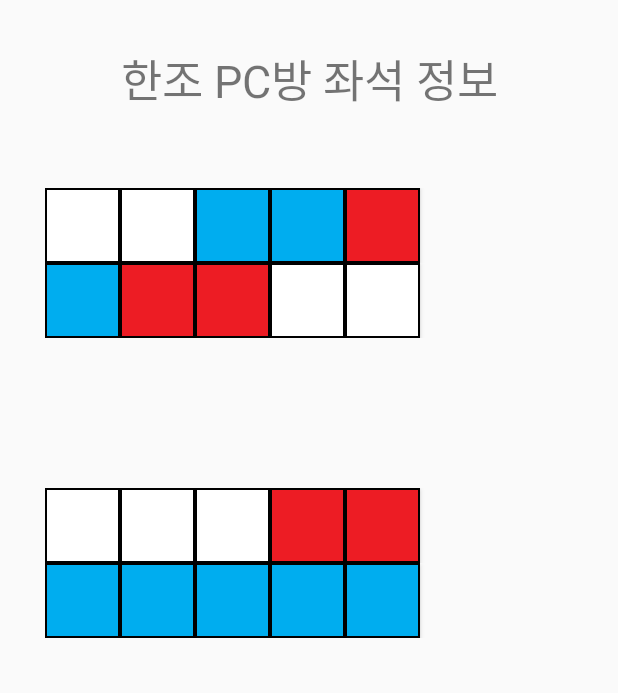
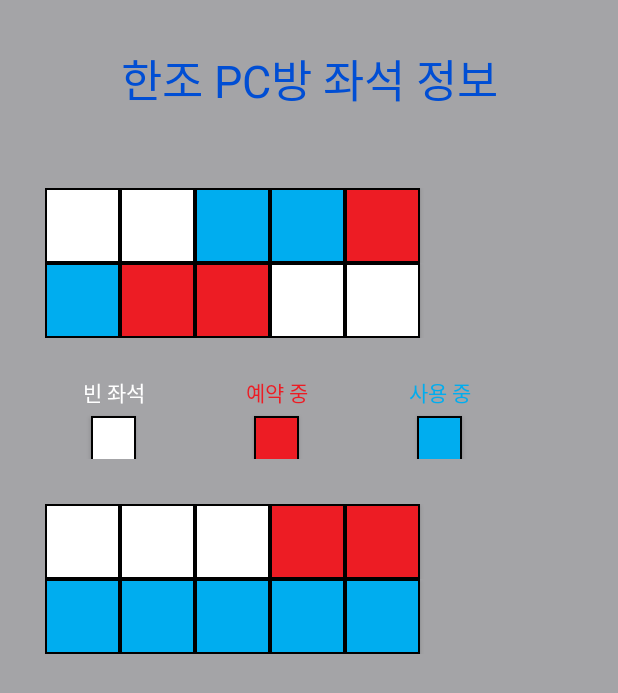
Before and after one commit to cis8448/RealProject, an Android app: the SeatData screen opened directly, with no data from a screen before it, on a phone screen of 412 x 824 dp. Shown: the top 693 px of the screen. Run offline under Robolectric (Android 15) with nearby library versions, the phone set to English and light mode, and no system bars.

Commit message:
no message

```diff
--- a/PCproject/app/src/main/AndroidManifest.xml
+++ b/PCproject/app/src/main/AndroidManifest.xml
@@ -9,8 +9,9 @@
         android:roundIcon="@mipmap/ic_launcher_round"
         android:supportsRtl="true"
         android:theme="@style/AppTheme">
-        <activity android:name=".ProductList"></activity>
-        <activity android:name=".Test1"></activity>
+        <activity android:name=".ProductOrder"></activity>
+        <activity android:name=".ProductList" />
+        <activity android:name=".Test1" />
         <activity android:name=".SeatData" />
         <activity android:name=".MainActivity">
             <intent-filter>
--- a/PCproject/app/src/main/java/com/example/pcproject/MainActivity.java
+++ b/PCproject/app/src/main/java/com/example/pcproject/MainActivity.java
@@ -14,11 +14,10 @@ import android.widget.TextView;
 
 import java.util.ArrayList;
 
-<<<<<<< HEAD
+
 public class MainActivity extends AppCompatActivity {
-=======
-public class MainActivity extends AppCompatActivity{
->>>>>>> 742b90b62400fdf6220b9d6cd7f9aff36a5a5ecd
+
+
 
 
     @Override
--- /dev/null
+++ b/PCproject/app/src/main/java/com/example/pcproject/ProductOrder.java
@@ -0,0 +1,13 @@
+package com.example.pcproject;
+
+import android.support.v7.app.AppCompatActivity;
+import android.os.Bundle;
+
+public class ProductOrder extends AppCompatActivity {
+
+    @Override
+    protected void onCreate(Bundle savedInstanceState) {
+        super.onCreate(savedInstanceState);
+        setContentView(R.layout.activity_product_order);
+    }
+}
--- /dev/null
+++ b/PCproject/app/src/main/res/layout/activity_product_order.xml
@@ -0,0 +1,19 @@
+<?xml version="1.0" encoding="utf-8"?>
+<LinearLayout
+    xmlns:android="http://schemas.android.com/apk/res/android"
+    xmlns:app="http://schemas.android.com/apk/res-auto"
+    xmlns:tools="http://schemas.android.com/tools"
+    android:layout_width="match_parent"
+    android:layout_height="match_parent"
+    tools:context=".ProductOrder"
+    android:orientation="vertical">
+
+    <TextView
+        android:layout_width="match_parent"
+        android:layout_height="wrap_content"
+        android:text="한조 PC방 좌석 정보"
+        android:gravity="center_horizontal"
+        android:textSize="30dp"
+        android:textColor="#004ED4"/>
+
+</LinearLayout>
--- a/PCproject/app/src/main/res/layout/activity_seat_data.xml
+++ b/PCproject/app/src/main/res/layout/activity_seat_data.xml
@@ -7,14 +7,16 @@
     android:layout_height="match_parent"
     tools:context=".SeatData"
     android:orientation="vertical"
-    android:padding="30dp">
+    android:padding="30dp"
+    android:background="#A4A4A7">
 
     <TextView
         android:layout_width="match_parent"
         android:layout_height="wrap_content"
         android:text="한조 PC방 좌석 정보"
         android:gravity="center_horizontal"
-        android:textSize="30dp"/>
+        android:textSize="30dp"
+        android:textColor="#004ED4"/>
 
     <!--
     사용중인 좌석 == 하늘색
@@ -22,6 +24,9 @@
     빈 좌석 == 흰색
     -->
 
+    <!--
+    1~5번PC
+    -->
 
     <LinearLayout
         android:layout_width="match_parent"
@@ -51,6 +56,10 @@
             android:background="@drawable/reseseat"/>
     </LinearLayout>
 
+    <!--
+    6~10번 PC
+    -->
+
     <LinearLayout
         android:layout_width="match_parent"
         android:layout_height="wrap_content"
@@ -78,11 +87,93 @@
             android:background="@drawable/blankseat"/>
     </LinearLayout>
 
+    <!--
+    좌석 정보
+    -->
+
+    <LinearLayout
+        android:layout_width="match_parent"
+        android:layout_height="55dp"
+        android:orientation="horizontal"
+        android:layout_marginTop="25dp"
+        android:layout_marginLeft="25dp">
+
+        <LinearLayout
+            android:layout_width="0dp"
+            android:layout_height="wrap_content"
+            android:orientation="vertical"
+            android:layout_weight="1">
+            <TextView
+                android:layout_width="wrap_content"
+                android:layout_height="wrap_content"
+                android:text="빈 좌석"
+                android:textColor="#ffffff"/>
+            <Button
+                android:layout_marginLeft="5dp"
+                android:layout_marginTop="5dp"
+                android:layout_width="30dp"
+                android:layout_height="30dp"
+                android:background="@drawable/blankseat"
+                android:layout_marginRight="10dp"/>
+
+
+        </LinearLayout>
+
+        <LinearLayout
+            android:layout_width="0dp"
+            android:layout_height="wrap_content"
+            android:orientation="vertical"
+            android:layout_weight="1">
+            <TextView
+                android:layout_width="wrap_content"
+                android:layout_height="wrap_content"
+                android:text="예약 중"
+                android:textColor="#ED1C24"/>
+            <Button
+                android:layout_marginLeft="5dp"
+                android:layout_marginTop="5dp"
+                android:layout_width="30dp"
+                android:layout_height="30dp"
+                android:background="@drawable/reseseat"
+                android:layout_marginRight="10dp"/>
+
+
+        </LinearLayout>
+
+        <LinearLayout
+            android:layout_width="0dp"
+            android:layout_height="wrap_content"
+            android:orientation="vertical"
+            android:layout_weight="1">
+            <TextView
+                android:layout_width="wrap_content"
+                android:layout_height="wrap_content"
+                android:text="사용 중"
+                android:textColor="#00ADEF"/>
+            <Button
+                android:layout_marginLeft="5dp"
+                android:layout_marginTop="5dp"
+                android:layout_width="30dp"
+                android:layout_height="30dp"
+                android:background="@drawable/usedseat"
+                android:layout_marginRight="10dp"/>
+
+
+        </LinearLayout>
+
+
+    </LinearLayout>
+
+    <!--
+    11~15번 PC
+    -->
+
     <LinearLayout
         android:layout_width="match_parent"
         android:layout_height="wrap_content"
         android:orientation="horizontal"
-        android:layout_marginTop="100dp">
+        android:layout_marginTop="30dp"
+        >
 
         <Button
             android:layout_width="50dp"
@@ -105,6 +196,11 @@
             android:layout_height="50dp"
             android:background="@drawable/reseseat"/>
     </LinearLayout>
+
+    <!--
+    16~20번 PC
+    -->
+
     <LinearLayout
         android:layout_width="match_parent"
         android:layout_height="wrap_content"
```
Also changed, not shown: PCproject/app/src/main/java/com/example/pcproject/InsuHyung.java (+47 -0 lines).
